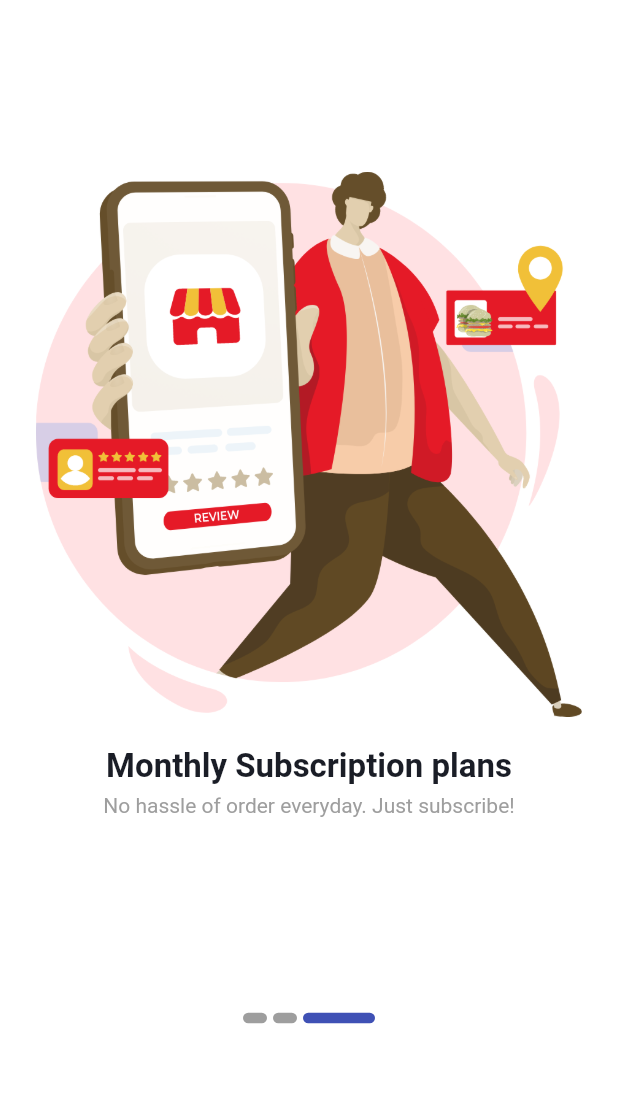
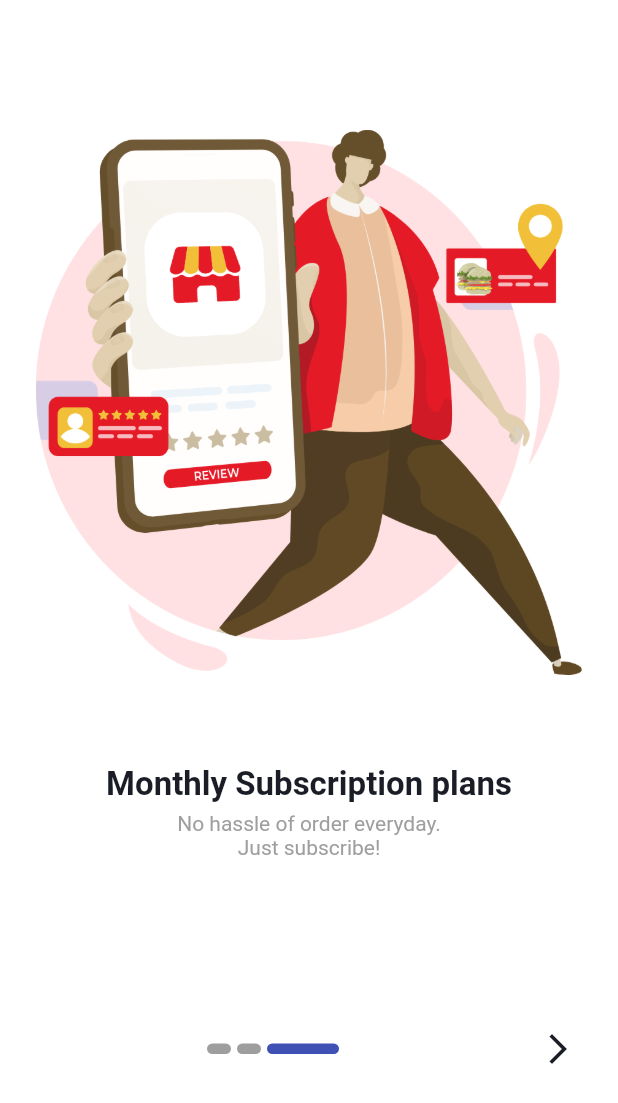
Before and after one commit to pmaxit/naatomeals, a Flutter app: the screen it shows after launch, swiped to page 3, on a phone screen of 412 x 824 dp. Shown: the top 1103 px of the screen. Run offline on Flutter 3.47's test engine with Material 2 defaults, Android fonts, the phone set to English and light mode, and no system bars; drawn by our look-alikes of smooth_page_indicator; our stand-ins replace flutter_hooks, font_awesome_flutter, hexcolor, hooks_riverpod, shared_preferences; missing offline and left inert: desktop_window; Roboto replaces fonts that are missing (poppins).

Commit message:
finalizing onboarding screens

```diff
--- a/lib/main.dart
+++ b/lib/main.dart
@@ -1,15 +1,24 @@
+import 'dart:io';
+
 import 'package:flutter/material.dart';
 import 'package:hooks_riverpod/hooks_riverpod.dart';
 import 'package:naatomeals/routes/routes.dart';
 import 'package:naatomeals/utils/helper/shared_preferences.dart';
 import 'package:naatomeals/utils/provider/shared_preferences_providers.dart';
 import 'package:provider/provider.dart';
+import 'package:desktop_window/desktop_window.dart' as window_size;
 
 import 'routes/register_routes.dart';
 import 'utils/navigation.dart';
 
 void main() {
   WidgetsFlutterBinding.ensureInitialized();
+
+  WidgetsFlutterBinding.ensureInitialized();
+  if (Platform.isWindows || Platform.isLinux || Platform.isMacOS) {
+    window_size.DesktopWindow.setMinWindowSize(const Size(460, 950));
+    window_size.DesktopWindow.setMaxWindowSize(const Size(600, 1000));
+  }
 
   runApp(const ProviderScope(child: MyApp()));
 }
--- a/lib/screens/onboarding/first_screen.dart
+++ /dev/null
@@ -1,82 +0,0 @@
-import 'package:flutter/material.dart';
-import 'package:flutter_hooks/flutter_hooks.dart';
-import 'package:smooth_page_indicator/smooth_page_indicator.dart';
-
-import 'screen.dart';
-
-class FirstScreen extends HookWidget {
-  const FirstScreen({super.key});
-
-  @override
-  Widget build(BuildContext context) {
-    // page controller
-    final pageController = usePageController();
-
-    List<dynamic> pages = const [
-      OnBoardingPage(
-          pageName: 'first_screen',
-          imageUrl: 'assets/images/group-5.png',
-          messageHighlight: 'Order Home\'s Food',
-          subMessage: 'Just like how your mother cooked!'),
-      OnBoardingPage(
-          pageName: 'second_screen',
-          imageUrl: 'assets/imagse/group-6.png',
-          messageHighlight: 'Free Home Delivery',
-          subMessage: 'We deliver to your doorstep!'),
-      OnBoardingPage(
-          pageName: 'Subscription Service',
-          imageUrl: 'assets/images/group-7.png',
-          messageHighlight: 'Monthly Subscription plans',
-          subMessage: 'No hassle of order everyday. Just subscribe!'),
-    ];
-
-    useEffect(() {
-      Future.delayed(const Duration(seconds: 3), () {
-        if (pageController.page == pages.length - 1) {
-          Navigator.pushReplacementNamed(context, 'regiter_screen');
-        } else {
-          pageController.nextPage(
-              duration: const Duration(milliseconds: 300),
-              curve: Curves.easeIn);
-        }
-      });
-      return null;
-    }, []);
-
-    return Scaffold(
-        body: SafeArea(
-            child: SingleChildScrollView(
-      child: Column(
-        children: [
-          SizedBox(
-            height: MediaQuery.of(context).size.height * 0.8,
-            child: PageView.builder(
-              controller: pageController,
-              itemCount: pages.length,
-              itemBuilder: (context, index) {
-                return pages[index];
-              },
-            ),
-          ),
-          const SizedBox(height: 16),
-          Padding(
-            padding: const EdgeInsets.symmetric(horizontal: 16.0),
-            child: SmoothPageIndicator(
-              controller: pageController,
-              count: pages.length,
-              effect: const ExpandingDotsEffect(
-                activeDotColor: Colors.indigo,
-                dotColor: Colors.grey,
-                strokeWidth: 1.5,
-                dotHeight: 7,
-                dotWidth: 16,
-                spacing: 4,
-              ),
-            ),
-          ),
-          const SizedBox(height: 16),
-        ],
-      ),
-    )));
-  }
-}
--- /dev/null
+++ b/lib/screens/onboarding/landing_page.dart
@@ -0,0 +1,109 @@
+import 'dart:async';
+
+import 'package:flutter/material.dart';
+import 'package:flutter_hooks/flutter_hooks.dart';
+import 'package:smooth_page_indicator/smooth_page_indicator.dart';
+
+import 'screen.dart';
+
+class FirstScreen extends HookWidget {
+  const FirstScreen({super.key});
+
+  @override
+  Widget build(BuildContext context) {
+    // page controller
+    final pageController = usePageController(initialPage: 0);
+
+    List<dynamic> pages = const [
+      OnBoardingPage(
+          pageName: 'first_screen',
+          imageUrl: 'assets/images/group-5.png',
+          messageHighlight: 'Order Home\'s Food',
+          subMessage: 'Just like how your mother cooked!'),
+      OnBoardingPage(
+          pageName: 'second_screen',
+          imageUrl: 'assets/images/group-6.png',
+          messageHighlight: 'Free Home Delivery',
+          subMessage: 'We deliver to your doorstep!'),
+      OnBoardingPage(
+          pageName: 'Subscription Service',
+          imageUrl: 'assets/images/group-7.png',
+          messageHighlight: 'Monthly Subscription plans',
+          subMessage: 'No hassle of order everyday. Just subscribe!'),
+    ];
+
+    // useEffect(() {
+    //   // scroll through all the pages
+    //   Timer.periodic(const Duration(seconds: 2), (Timer timer) {
+    //     if (pageController.page == pages.length - 1) {
+    //       timer.cancel();
+    //       // push to the next screen
+    //       Navigator.popAndPushNamed(context, 'register_screen');
+    //     } else {
+    //       pageController.nextPage(
+    //           duration: const Duration(milliseconds: 300),
+    //           curve: Curves.easeIn);
+    //     }
+    //   });
+    //   return null;
+    // }, []);
+
+    return Scaffold(
+        body: SafeArea(
+            child: SingleChildScrollView(
+      child: Column(
+        children: [
+          SizedBox(
+            height: MediaQuery.of(context).size.height * 0.8,
+            child: PageView.builder(
+              controller: pageController,
+              itemCount: pages.length,
+              itemBuilder: (context, index) {
+                return pages[index];
+              },
+            ),
+          ),
+          const SizedBox(height: 16),
+          Padding(
+            padding: const EdgeInsets.symmetric(horizontal: 16.0),
+            child: Row(mainAxisAlignment: MainAxisAlignment.center, children: [
+              Expanded(
+                child: Align(
+                  alignment: Alignment.center,
+                  child: SmoothPageIndicator(
+                    controller: pageController,
+                    count: pages.length,
+                    effect: const ExpandingDotsEffect(
+                      activeDotColor: Colors.indigo,
+                      dotColor: Colors.grey,
+                      strokeWidth: 1.5,
+                      dotHeight: 7,
+                      dotWidth: 16,
+                      spacing: 4,
+                    ),
+                  ),
+                ),
+              ),
+
+              // next icon
+              IconButton(
+                onPressed: () {
+                  if (pageController.page == pages.length - 1) {
+                    // push to the next screen
+                    Navigator.popAndPushNamed(context, 'register_screen');
+                  } else {
+                    pageController.nextPage(
+                        duration: const Duration(milliseconds: 300),
+                        curve: Curves.easeIn);
+                  }
+                },
+                icon: const Icon(Icons.arrow_forward_ios),
+              ),
+            ]),
+          ),
+          const SizedBox(height: 16),
+        ],
+      ),
+    )));
+  }
+}
--- a/lib/screens/onboarding/screen.dart
+++ b/lib/screens/onboarding/screen.dart
@@ -25,19 +25,23 @@ class OnBoardingPage extends StatelessWidget {
               mainAxisAlignment: MainAxisAlignment.center,
               children: [
                 Image.asset(imageUrl),
-                const SizedBox(height: 20),
+                const SizedBox(height: 60),
                 Text(messageHighlight,
                     style: Theme.of(context).textTheme.headlineSmall?.copyWith(
                           fontWeight: FontWeight.w600,
                           fontSize: 22,
                         )),
                 const SizedBox(height: 5),
-                Text(subMessage,
-                    style: Theme.of(context).textTheme.titleSmall?.copyWith(
-                          fontWeight: FontWeight.w400,
-                          fontSize: 14,
-                          color: Colors.grey,
-                        )),
+                Container(
+                  width: 200,
+                  child: Text(subMessage,
+                      textAlign: TextAlign.center,
+                      style: Theme.of(context).textTheme.titleSmall?.copyWith(
+                            fontWeight: FontWeight.w400,
+                            fontSize: 14,
+                            color: Colors.grey,
+                          )),
+                ),
               ],
             )));
   }
--- a/lib/screens/screens.dart
+++ b/lib/screens/screens.dart
@@ -3,4 +3,4 @@ export 'welcome/welcome_screen.dart';
 export 'login/login_screen.dart';
 export 'register/register_screen.dart';
 export 'home/home_screen.dart';
-export 'onboarding/first_screen.dart';
+export 'onboarding/landing_page.dart';
--- a/pubspec.yaml
+++ b/pubspec.yaml
@@ -45,6 +45,7 @@ dependencies:
   riverpod: ^2.3.6
   hooks_riverpod: ^2.3.6
   smooth_page_indicator: ^1.1.0
+  desktop_window: ^0.4.0
 
 dev_dependencies:
   flutter_test:
```
Also changed, not shown: pubspec.lock, 6 other files.
